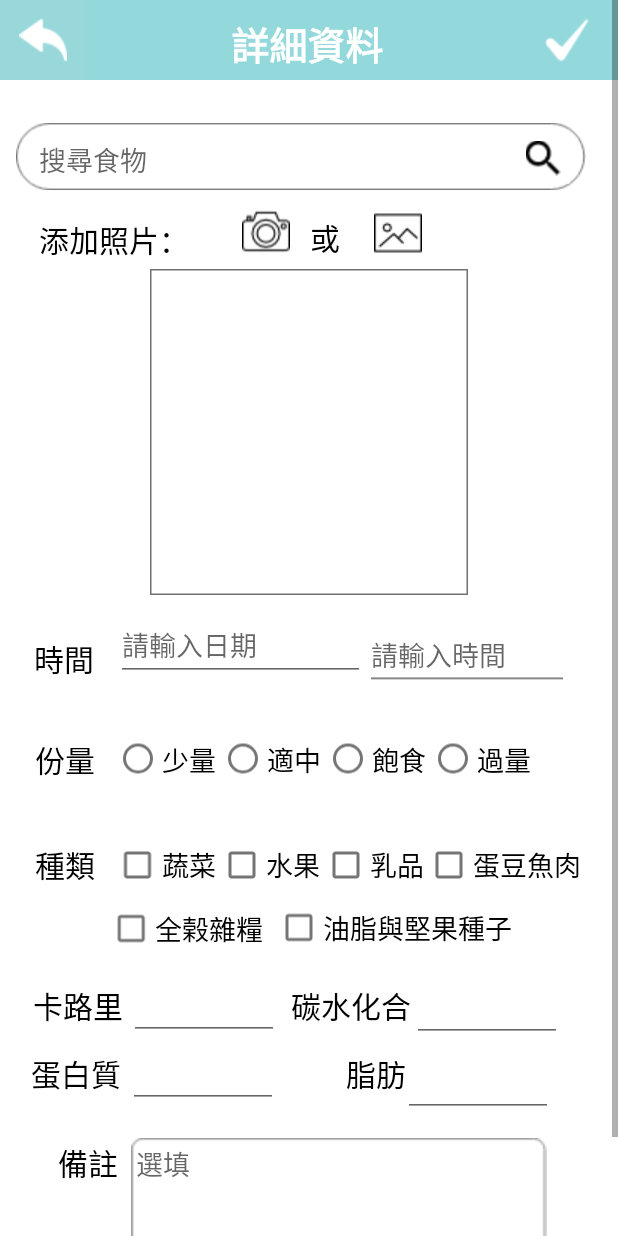
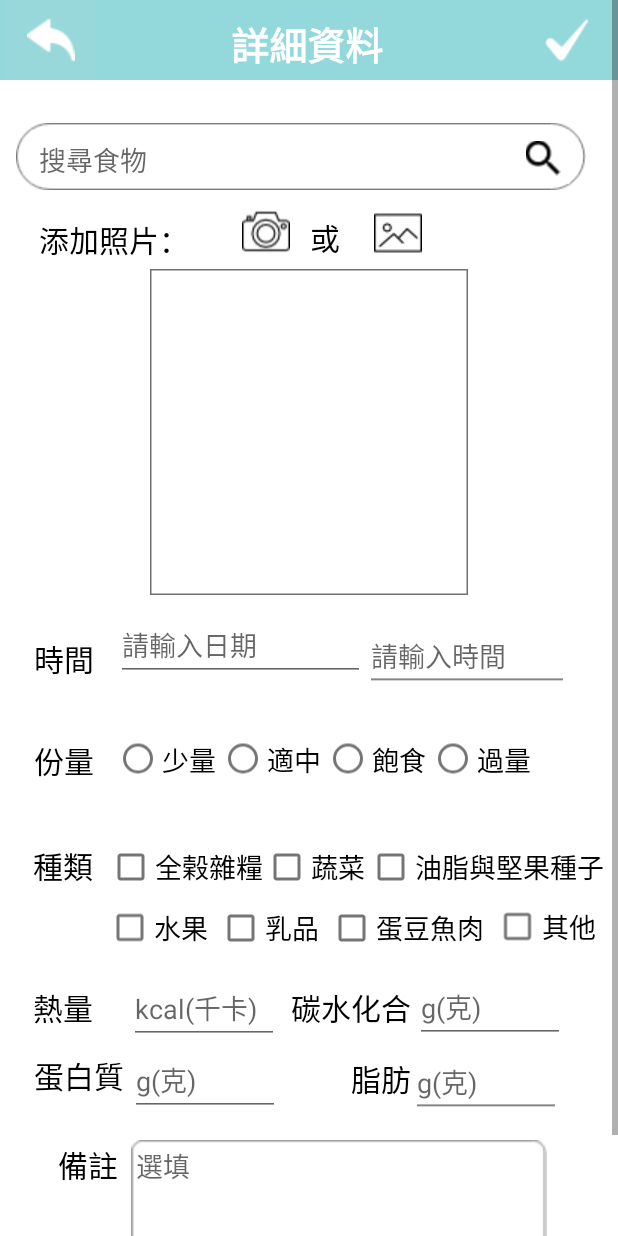
Before and after one commit to YShann/rx-and-mvvm, an Android app: the AddDietRecordActivity screen opened directly, with no data from a screen before it, on a phone screen of 412 x 824 dp. Run offline under Robolectric (Android 15) with nearby library versions, the phone set to English and light mode, and no system bars; pictures from the network do not load.

Commit message:
修改-添加飲食紀錄介面和單一飲食紀錄瀏覽介面、更換底部導覽列順序

```diff
--- a/app/src/main/res/layout/activity_add_diet_record.xml
+++ b/app/src/main/res/layout/activity_add_diet_record.xml
@@ -50,6 +50,7 @@
                 android:layout_height="wrap_content"
                 android:background="@drawable/btnbg"
                 android:onClick="back"
+                android:translationX="5dp"
                 app:srcCompat="@drawable/ic_back4"
                 tools:ignore="SpeakableTextPresentCheck" />
 
@@ -216,7 +217,7 @@
             android:text="份量"
             android:textColor="#000000"
             android:textSize="20sp"
-            android:translationX="-3dp"
+            android:translationX="-3.5dp"
             app:layout_constraintBottom_toBottomOf="parent"
             app:layout_constraintEnd_toEndOf="parent"
             app:layout_constraintHorizontal_bias="0.07"
@@ -280,7 +281,7 @@
             android:text="種類"
             android:textColor="#000000"
             android:textSize="20sp"
-            android:translationX="-3dp"
+            android:translationX="-4dp"
             app:layout_constraintBottom_toBottomOf="parent"
             app:layout_constraintEnd_toEndOf="parent"
             app:layout_constraintHorizontal_bias="0.07"
@@ -289,90 +290,110 @@
             app:layout_constraintVertical_bias="0.648" />
 
         <CheckBox
-            android:id="@+id/vegetablecheckBox"
+            android:id="@+id/wholegrainscheckBox"
             android:layout_width="wrap_content"
             android:layout_height="wrap_content"
-            android:layout_marginStart="10dp"
-            android:text="蔬菜"
+            android:text="全榖雜糧"
             android:textSize="18sp"
-            android:translationX="-1dp"
+            android:translationX="-4dp"
             android:translationY="-10dp"
             app:layout_constraintBottom_toBottomOf="parent"
-            app:layout_constraintEnd_toStartOf="@+id/fruitcheckBox"
-            app:layout_constraintStart_toEndOf="@+id/textView8"
+            app:layout_constraintEnd_toEndOf="parent"
+            app:layout_constraintHorizontal_bias="0.244"
+            app:layout_constraintStart_toStartOf="parent"
             app:layout_constraintTop_toTopOf="parent"
-            app:layout_constraintVertical_bias="0.663" />
-
-        <CheckBox
-            android:id="@+id/fruitcheckBox"
-            android:layout_width="wrap_content"
-            android:layout_height="wrap_content"
-            android:text="水果"
-            android:textSize="18sp"
-            android:translationY="-10dp"
-            app:layout_constraintBottom_toBottomOf="parent"
-            app:layout_constraintEnd_toStartOf="@+id/dairycheckBox"
-            app:layout_constraintStart_toEndOf="@+id/vegetablecheckBox"
-            app:layout_constraintTop_toTopOf="parent"
-            app:layout_constraintVertical_bias="0.663" />
+            app:layout_constraintVertical_bias="0.664" />
 
         <CheckBox
             android:id="@+id/dairycheckBox"
-            android:layout_width="wrap_content"
-            android:layout_height="wrap_content"
+            android:layout_width="70dp"
+            android:layout_height="37dp"
             android:text="乳品"
             android:textSize="18sp"
+            android:translationX="-4dp"
             android:translationY="-10dp"
             app:layout_constraintBottom_toBottomOf="parent"
             app:layout_constraintEnd_toStartOf="@+id/eggbeancheckBox"
             app:layout_constraintStart_toEndOf="@+id/fruitcheckBox"
             app:layout_constraintTop_toTopOf="parent"
-            app:layout_constraintVertical_bias="0.663" />
+            app:layout_constraintVertical_bias="0.709"
+            tools:ignore="TouchTargetSizeCheck" />
 
         <CheckBox
             android:id="@+id/eggbeancheckBox"
-            android:layout_width="wrap_content"
-            android:layout_height="wrap_content"
-            android:layout_marginEnd="24dp"
+            android:layout_width="110dp"
+            android:layout_height="37dp"
             android:text="蛋豆魚肉"
             android:textSize="18sp"
+            android:translationX="-4dp"
             android:translationY="-10dp"
             app:layout_constraintBottom_toBottomOf="parent"
-            app:layout_constraintEnd_toEndOf="parent"
+            app:layout_constraintEnd_toStartOf="@+id/othercheckBox"
             app:layout_constraintStart_toEndOf="@+id/dairycheckBox"
             app:layout_constraintTop_toTopOf="parent"
-            app:layout_constraintVertical_bias="0.663" />
-
-        <CheckBox
-            android:id="@+id/wholegrainscheckBox"
-            android:layout_width="111dp"
-            android:layout_height="36dp"
-            android:text="全榖雜糧"
-            android:textSize="18sp"
-            android:translationX="-12.5dp"
-            android:translationY="-11dp"
-            app:layout_constraintBottom_toBottomOf="parent"
-            app:layout_constraintEnd_toEndOf="parent"
-            app:layout_constraintHorizontal_bias="0.28"
-            app:layout_constraintStart_toStartOf="parent"
-            app:layout_constraintTop_toTopOf="parent"
-            app:layout_constraintVertical_bias="0.711"
+            app:layout_constraintVertical_bias="0.709"
             tools:ignore="TouchTargetSizeCheck" />
 
         <CheckBox
-            android:id="@+id/oilcheckBox"
-            android:layout_width="164dp"
-            android:layout_height="36dp"
-            android:text="油脂與堅果種子"
+            android:id="@+id/vegetablecheckBox"
+            android:layout_width="wrap_content"
+            android:layout_height="wrap_content"
+            android:text="蔬菜"
             android:textSize="18sp"
-            android:translationX="-12dp"
-            android:translationY="-13dp"
+            android:translationX="-4dp"
+            android:translationY="-10dp"
             app:layout_constraintBottom_toBottomOf="parent"
             app:layout_constraintEnd_toEndOf="parent"
             app:layout_constraintHorizontal_bias="0.0"
             app:layout_constraintStart_toEndOf="@+id/wholegrainscheckBox"
             app:layout_constraintTop_toTopOf="parent"
-            app:layout_constraintVertical_bias="0.713"
+            app:layout_constraintVertical_bias="0.664"
+            tools:ignore="TouchTargetSizeCheck" />
+
+        <CheckBox
+            android:id="@+id/oilcheckBox"
+            android:layout_width="wrap_content"
+            android:layout_height="wrap_content"
+            android:layout_marginEnd="4dp"
+            android:text="油脂與堅果種子"
+            android:textSize="18sp"
+            android:translationX="-4dp"
+            android:translationY="-10dp"
+            app:layout_constraintBottom_toBottomOf="parent"
+            app:layout_constraintEnd_toEndOf="parent"
+            app:layout_constraintStart_toEndOf="@+id/vegetablecheckBox"
+            app:layout_constraintTop_toTopOf="parent"
+            app:layout_constraintVertical_bias="0.664" />
+
+        <CheckBox
+            android:id="@+id/fruitcheckBox"
+            android:layout_width="70dp"
+            android:layout_height="37dp"
+            android:text="水果"
+            android:textSize="18sp"
+            android:translationX="-4dp"
+            android:translationY="-11dp"
+            app:layout_constraintBottom_toBottomOf="parent"
+            app:layout_constraintEnd_toEndOf="parent"
+            app:layout_constraintHorizontal_bias="0.219"
+            app:layout_constraintStart_toStartOf="parent"
+            app:layout_constraintTop_toTopOf="parent"
+            app:layout_constraintVertical_bias="0.71"
+            tools:ignore="TouchTargetSizeCheck" />
+
+        <CheckBox
+            android:id="@+id/othercheckBox"
+            android:layout_width="72dp"
+            android:layout_height="37dp"
+            android:text="其他"
+            android:textSize="18sp"
+            android:translationX="-7dp"
+            android:translationY="-7dp"
+            app:layout_constraintBottom_toBottomOf="parent"
+            app:layout_constraintEnd_toEndOf="parent"
+            app:layout_constraintStart_toEndOf="@+id/eggbeancheckBox"
+            app:layout_constraintTop_toTopOf="parent"
+            app:layout_constraintVertical_bias="0.705"
             tools:ignore="TouchTargetSizeCheck" />
 
         <EditText
@@ -397,10 +418,10 @@
             android:id="@+id/textView14"
             android:layout_width="wrap_content"
             android:layout_height="wrap_content"
-            android:text="卡路里"
+            android:text="熱量"
             android:textColor="#000000"
             android:textSize="20sp"
-            android:translationX="-3dp"
+            android:translationX="-4dp"
             android:translationY="-40dp"
             app:layout_constraintBottom_toBottomOf="parent"
             app:layout_constraintEnd_toEndOf="parent"
@@ -413,17 +434,15 @@
             android:id="@+id/textView15"
             android:layout_width="wrap_content"
             android:layout_height="wrap_content"
-            android:layout_marginStart="5dp"
-            android:layout_marginEnd="341dp"
             android:layout_marginBottom="3dp"
             android:text="蛋白質"
             android:textColor="#000000"
             android:textSize="20sp"
-            android:translationX="15dp"
+            android:translationX="12dp"
             android:translationY="-25dp"
             app:layout_constraintBottom_toTopOf="@+id/frameLayout5"
             app:layout_constraintEnd_toEndOf="parent"
-            app:layout_constraintHorizontal_bias="0.0"
+            app:layout_constraintHorizontal_bias="0.031"
             app:layout_constraintStart_toStartOf="parent"
             app:layout_constraintTop_toBottomOf="@+id/textView14" />
 
@@ -434,12 +453,13 @@
             android:layout_marginEnd="8dp"
             android:layout_marginBottom="4dp"
             android:ems="10"
+            android:hint="kcal(千卡)"
             android:inputType="number"
             app:layout_constraintBottom_toTopOf="@+id/textView15"
             app:layout_constraintEnd_toStartOf="@+id/textView16"
             app:layout_constraintHorizontal_bias="1.0"
             app:layout_constraintStart_toEndOf="@+id/textView14"
-            app:layout_constraintTop_toBottomOf="@+id/wholegrainscheckBox"
+            app:layout_constraintTop_toBottomOf="@+id/fruitcheckBox"
             app:layout_constraintVertical_bias="0.0"
             tools:ignore="TouchTargetSizeCheck,SpeakableTextPresentCheck" />
 
@@ -450,12 +470,15 @@
             android:layout_marginEnd="37dp"
             android:layout_marginBottom="46dp"
             android:ems="10"
+            android:hint="g(克)"
             android:inputType="number"
+            android:translationX="2dp"
+            android:translationY="4dp"
             app:layout_constraintBottom_toTopOf="@+id/frameLayout5"
             app:layout_constraintEnd_toEndOf="parent"
             app:layout_constraintHorizontal_bias="1.0"
             app:layout_constraintStart_toEndOf="@+id/textView16"
-            app:layout_constraintTop_toBottomOf="@+id/oilcheckBox"
+            app:layout_constraintTop_toBottomOf="@+id/othercheckBox"
             app:layout_constraintVertical_bias="0.0"
             tools:ignore="TouchTargetSizeCheck,SpeakableTextPresentCheck" />
 
@@ -478,10 +501,11 @@
             android:id="@+id/protein"
             android:layout_width="100dp"
             android:layout_height="wrap_content"
-            android:layout_marginStart="22dp"
+            android:layout_marginStart="16dp"
             android:layout_marginEnd="46dp"
             android:layout_marginBottom="16dp"
             android:ems="10"
+            android:hint="g(克)"
             android:inputType="number"
             android:translationX="-4dp"
             app:layout_constraintBottom_toTopOf="@+id/frameLayout5"
@@ -496,11 +520,13 @@
             android:id="@+id/Fat"
             android:layout_width="100dp"
             android:layout_height="wrap_content"
-            android:layout_marginEnd="32dp"
+            android:layout_marginEnd="24dp"
             android:layout_marginBottom="14dp"
             android:ems="10"
+            android:hint="g(克)"
             android:inputType="number"
             android:translationX="-10dp"
+            android:translationY="-1dp"
             app:layout_constraintBottom_toTopOf="@+id/frameLayout5"
             app:layout_constraintEnd_toEndOf="parent"
             app:layout_constraintHorizontal_bias="0.8"
@@ -513,12 +539,12 @@
             android:id="@+id/textView17"
             android:layout_width="wrap_content"
             android:layout_height="wrap_content"
-            android:layout_marginTop="16dp"
+            android:layout_marginTop="25dp"
             android:text="脂肪"
             android:textColor="#000000"
             android:textSize="20sp"
-            android:translationX="-6dp"
-            android:translationY="-10dp"
+            android:translationX="-7dp"
+            android:translationY="-13dp"
             app:layout_constraintBottom_toTopOf="@+id/frameLayout5"
             app:layout_constraintEnd_toStartOf="@+id/Fat"
             app:layout_constraintStart_toEndOf="@+id/protein"
--- a/app/src/main/res/layout/activity_add_water_record.xml
+++ b/app/src/main/res/layout/activity_add_water_record.xml
@@ -11,6 +11,7 @@
         android:id="@+id/frameLayout2"
         android:layout_width="416dp"
         android:layout_height="60dp"
+        android:translationX="5dp"
         android:background="@drawable/bg3"
         app:layout_constraintEnd_toEndOf="parent"
         app:layout_constraintHorizontal_bias="0.6"
```
Also changed, not shown: app/src/main/java/tw/edu/ntub/imd/birc/rxandmvvm/view/activity/MainActivity.kt (+3 -4 lines), app/src/main/res/layout/activity_food_detail.xml (+41 -32 lines), app/src/main/res/menu/menu_navigationbar.xml (+6 -6 lines), app/src/main/res/drawable/hamburger.jpg (added), app/src/main/res/drawable/text_foodphoto.jpg (deleted).
